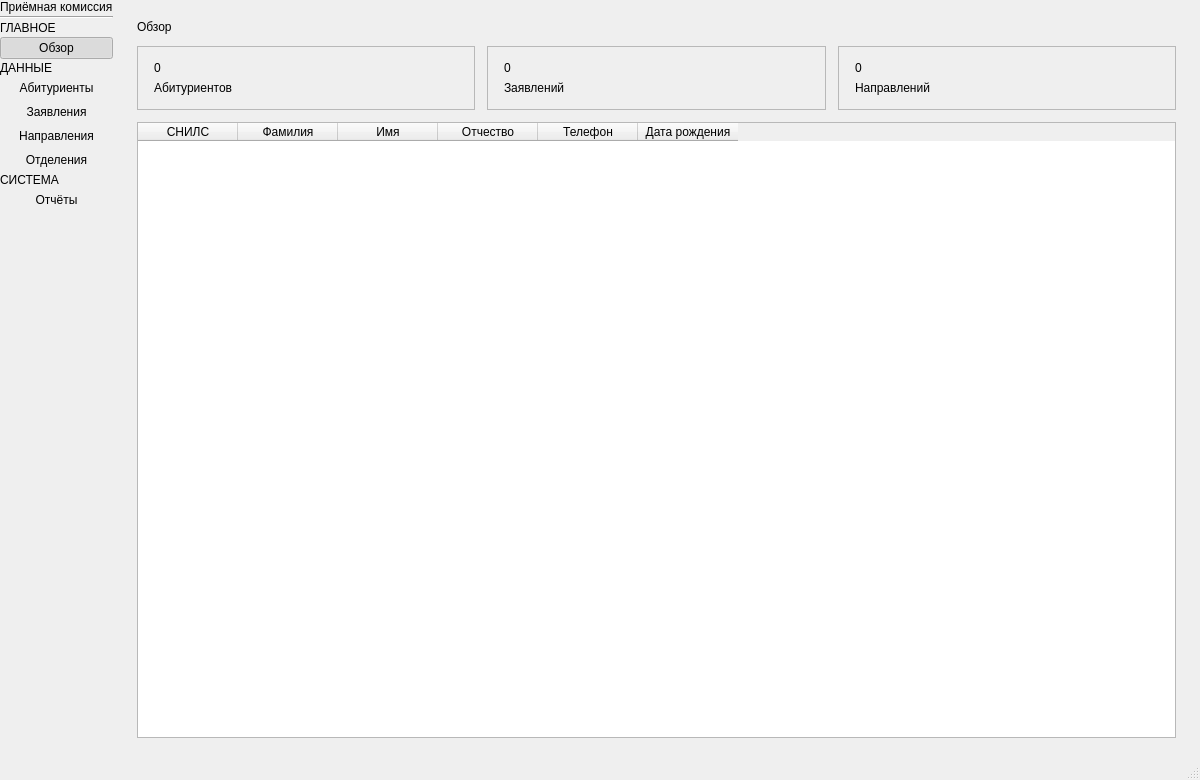
This is ui/main_window.ui in Panamka207/applicant_tracking as Qt 5 draws it before an edit. The edited form follows.
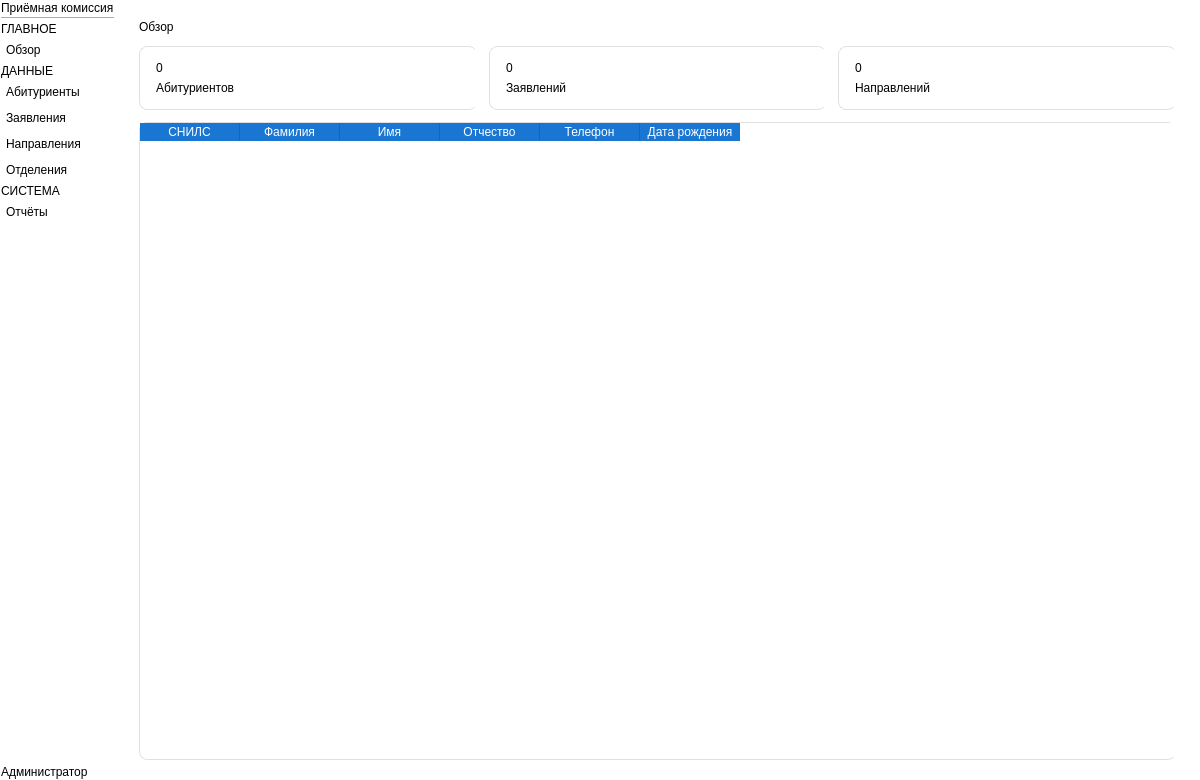
This is the edited form. The open tabs and pages were chosen to show the change.

What changed in the file:
```diff
--- a/ui/main_window.ui
+++ b/ui/main_window.ui
@@ -13,7 +13,60 @@
   <property name="windowTitle">
    <string>Приёмная комиссия</string>
   </property>
+  <property name="styleSheet">
+   <string notr="true">QMainWindow {
+	background-color: rgb(255, 255, 255);
+}
+QLabel {
+	color: rgb(0, 0, 0)
+}
+QPushButton {
+    background-color: #1976D2;
+    color: #FFFFFF;
+    border: none;
+    border-radius: 3px;
+}
+QPushButton:hover {
+    background-color: #1565C0;
+}
+QPushButton:pressed {
+    background-color: #0D47A1;
+}
+
+QFrame  #statCard1, #statCard2, #statCard3{
+    background-color: #F5F5F5;
+    border: 1px solid #E0E0E0;
+    border-radius: 8px;
+}
+
+QTableWidget {
+    background-color: #FFFFFF;
+    border: 1px solid #E0E0E0;
+    border-radius: 8px;
+    gridline-color: #F0F0F0;
+}
+
+QHeaderView::section:horizontal {
+    background-color: #1976D2;
+    color: #FFFFFF;
+    border: none;
+    border-right: 1px solid #1565C0;
+}
+QHeaderView::section:horizontal:last {
+    border-right: none;
+}
+
+QTableWidget::item {
+    color: #424242;
+}
+
+</string>
+  </property>
   <widget class="QWidget" name="centralWidget">
+   <property name="styleSheet">
+    <string notr="true">background-color: rgb(255, 255, 255);
+border-right: 1 px, #E0E0E0;</string>
+   </property>
    <layout class="QHBoxLayout" name="rootLayout">
     <property name="spacing">
      <number>0</number>
@@ -31,21 +84,40 @@
      <number>0</number>
     </property>
     <item>
+     <widget class="QFrame" name="sidebarFrame">
+      <property name="styleSheet">
+       <string notr="true">#sidebarFrame QPushButton {
+background-color:transparent;
+color: rgb(0, 0, 0);
+border: none;
+text-align:left;
+padding:5px;
+}
+
+#sidebarFrame QPushButton:hover {
+background-color:#F5F5F5;
+}
+
+#sidebarFrame QPushButton:checked {
+	background-color:#1976D2;
+	color:#ffffff;
+}</string>
+      </property>
      <layout class="QVBoxLayout" name="sidebarLayout">
       <property name="spacing">
        <number>2</number>
       </property>
       <property name="leftMargin">
-       <number>0</number>
+        <number>1</number>
       </property>
       <property name="topMargin">
-       <number>0</number>
+        <number>1</number>
       </property>
       <property name="rightMargin">
-       <number>0</number>
+        <number>1</number>
       </property>
       <property name="bottomMargin">
-       <number>0</number>
+        <number>1</number>
       </property>
       <item>
        <widget class="QLabel" name="appTitle">
@@ -86,7 +158,7 @@
          <bool>true</bool>
         </property>
         <property name="checked">
-         <bool>true</bool>
+          <bool>false</bool>
         </property>
         <property name="flat">
          <bool>true</bool>
@@ -111,6 +183,9 @@
         <property name="checkable">
          <bool>true</bool>
         </property>
+         <property name="checked">
+          <bool>false</bool>
+         </property>
         <property name="flat">
          <bool>true</bool>
         </property>
@@ -124,6 +199,9 @@
         <property name="checkable">
          <bool>true</bool>
         </property>
+         <property name="checked">
+          <bool>false</bool>
+         </property>
         <property name="flat">
          <bool>true</bool>
         </property>
@@ -137,6 +215,9 @@
         <property name="checkable">
          <bool>true</bool>
         </property>
+         <property name="checked">
+          <bool>false</bool>
+         </property>
         <property name="flat">
          <bool>true</bool>
         </property>
@@ -150,6 +231,9 @@
         <property name="checkable">
          <bool>true</bool>
         </property>
+         <property name="checked">
+          <bool>false</bool>
+         </property>
         <property name="flat">
          <bool>true</bool>
         </property>
@@ -167,12 +251,21 @@
       </item>
       <item>
        <widget class="QPushButton" name="btnReports">
+         <property name="mouseTracking">
+          <bool>true</bool>
+         </property>
+         <property name="styleSheet">
+          <string notr="true"/>
+         </property>
         <property name="text">
          <string>Отчёты</string>
         </property>
         <property name="checkable">
          <bool>true</bool>
         </property>
+         <property name="checked">
+          <bool>false</bool>
+         </property>
         <property name="flat">
          <bool>true</bool>
         </property>
@@ -191,10 +284,29 @@
         </property>
        </spacer>
       </item>
-     </layout>
+       <item>
+        <widget class="QLabel" name="lblUser">
+         <property name="text">
+          <string>Администратор</string>
+         </property>
+        </widget>
+       </item>
+      </layout>
+     </widget>
     </item>
     <item>
      <widget class="QStackedWidget" name="stackedWidget">
+      <property name="styleSheet">
+       <string notr="true">QPushButton {
+	padding:5px;
+	background-color: #1976D2
+}
+
+QPushButton:hover {
+	border-color:#1976D2
+	border:2px
+}</string>
+      </property>
       <property name="currentIndex">
        <number>0</number>
       </property>
@@ -336,6 +448,9 @@
         </item>
         <item>
          <widget class="QTableWidget" name="tableDashboard">
+          <property name="autoFillBackground">
+           <bool>false</bool>
+          </property>
           <property name="editTriggers">
            <set>QAbstractItemView::EditTrigger::NoEditTriggers</set>
           </property>
@@ -1034,7 +1149,6 @@
     </item>
    </layout>
   </widget>
-  <widget class="QStatusBar" name="statusBar"/>
  </widget>
  <resources/>
  <connections/>
```
Left out of the diff: 17 changed lines with no effect on the pictures. Lines whose indentation alone changed are shown as unchanged.
